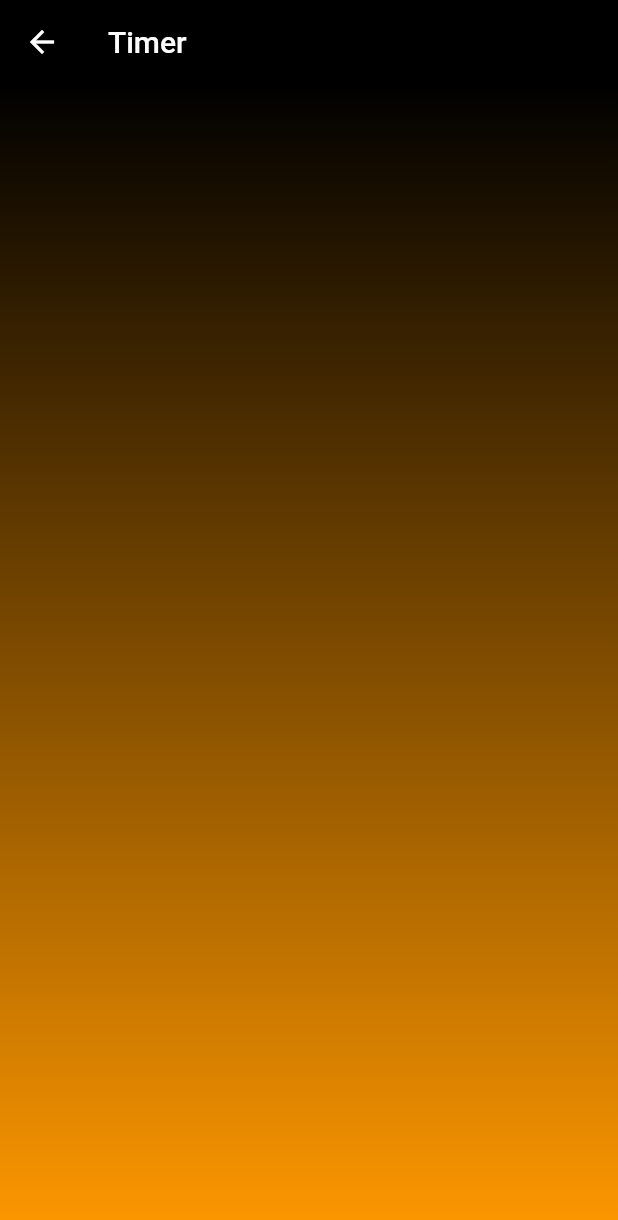
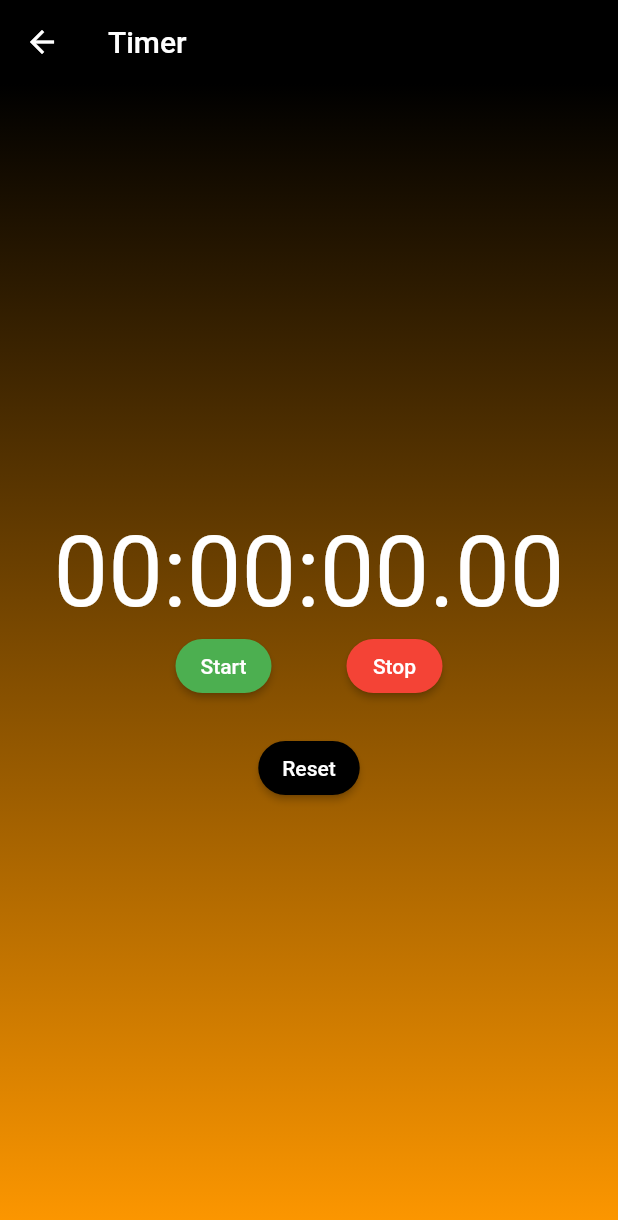
Before and after one commit to SimoPed/gym_app, a Flutter app: the Timer screen opened directly, on a phone screen of 412 x 824 dp. Shown: the top 1220 px of the screen. Run offline on Flutter 3.47's test engine with Material 2 defaults, Android fonts, the phone set to English and light mode, and no system bars; our stand-ins replace cloud_firestore, curved_navigation_bar, firebase_core, google_fonts, google_nav_bar, stop_watch_timer; accounts and stored records are empty.

Commit message:
aggiunto cronometro

```diff
--- /dev/null
+++ b/lib/custom_button.dart
@@ -0,0 +1,26 @@
+import 'package:flutter/material.dart';
+
+class CustomButton extends StatelessWidget {
+  final Color color;
+  final void Function() onPressed;
+  final String label;
+
+  const CustomButton(
+      {super.key,
+      required this.color,
+      required this.onPressed,
+      required this.label});
+
+  @override
+  Widget build(BuildContext context) {
+    return ElevatedButton(
+      style: ElevatedButton.styleFrom(
+          backgroundColor: color, shape: const StadiumBorder()),
+      onPressed: onPressed,
+      child: Text(
+        label,
+        style: const TextStyle(color: Colors.white),
+      ),
+    );
+  }
+}
--- a/lib/timer.dart
+++ b/lib/timer.dart
@@ -1,4 +1,6 @@
 import 'package:flutter/material.dart';
+import 'package:gym_app/custom_button.dart';
+import 'package:stop_watch_timer/stop_watch_timer.dart';
 
 class Timer extends StatefulWidget {
   final String title;
@@ -10,6 +12,14 @@ class Timer extends StatefulWidget {
 }
 
 class _TimerState extends State<Timer> {
+  final StopWatchTimer _stopWatchTimer = StopWatchTimer();
+  final _isHours = true;
+
+  @override
+  void dispose() {
+    super.dispose();
+    _stopWatchTimer.dispose();
+  }
 
   @override
   Widget build(BuildContext context) {
@@ -28,6 +38,62 @@ class _TimerState extends State<Timer> {
               colors: [Colors.black, Colors.orange],
               tileMode: TileMode.mirror),
         ),
+        child: Column(
+          mainAxisAlignment: MainAxisAlignment.center,
+          children: [
+            StreamBuilder<int>(
+                stream: _stopWatchTimer.rawTime,
+                initialData: _stopWatchTimer.rawTime.value,
+                builder: (context, snapshot) {
+                  final value = snapshot.data;
+                  final displayTime =
+                      StopWatchTimer.getDisplayTime(value!, minute: _isHours);
+                  return Text(
+                    displayTime,
+                    style: const TextStyle(fontSize: 65, color: Colors.white),
+                  );
+                }),
+            Row(
+              mainAxisAlignment: MainAxisAlignment.center,
+              children: [
+                CustomButton(
+                  color: Colors.green,
+                  label: 'Start',
+                  onPressed: () {
+                    _stopWatchTimer.onExecute.add(StopWatchExecute.start);
+                  },
+                ),
+                Padding(
+                  padding: const EdgeInsets.only(left: 50),
+                  child: CustomButton(
+                    color: Colors.red,
+                    label: 'Stop',
+                    onPressed: () {
+                      _stopWatchTimer.onExecute.add(StopWatchExecute.stop);
+                    },
+                  ),
+                ),
+              ],
+            ),
+            // CustomButton(
+            //   color: Colors.blue,
+            //   label: 'Lap',
+            //   onPressed: () {
+            //     _stopWatchTimer.onExecute.add(StopWatchExecute.lap);
+            //   },
+            // ),
+            Padding(
+              padding: const EdgeInsets.only(top: 20),
+              child: CustomButton(
+                color: Colors.black,
+                label: 'Reset',
+                onPressed: () {
+                  _stopWatchTimer.onExecute.add(StopWatchExecute.reset);
+                },
+              ),
+            ),
+          ],
+        ),
       ),
     );
   }
--- a/pubspec.yaml
+++ b/pubspec.yaml
@@ -34,7 +34,7 @@ dependencies:
   google_fonts: ^3.0.1
   google_nav_bar: ^5.0.6
   curved_navigation_bar: ^1.0.3
-  flutter_countdown_timer: ^4.1.0
+  stop_watch_timer: ^2.0.0
   firebase_core: ^2.4.0
   cloud_firestore: ^4.2.0
 
```
Also changed, not shown: pubspec.lock.
